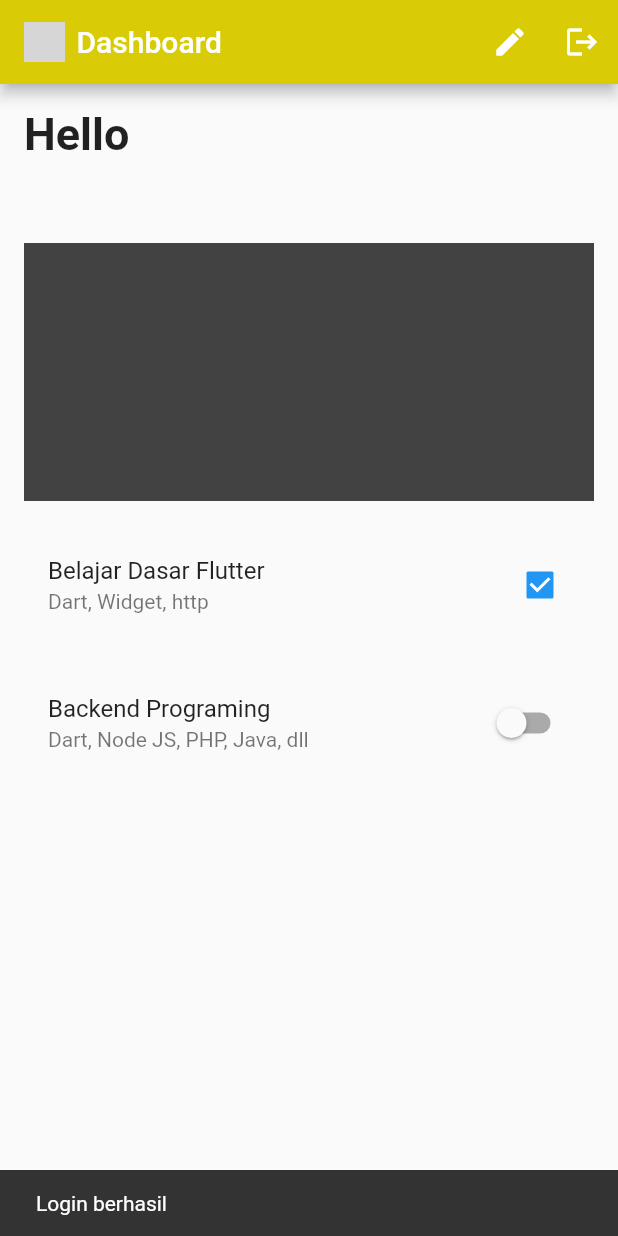
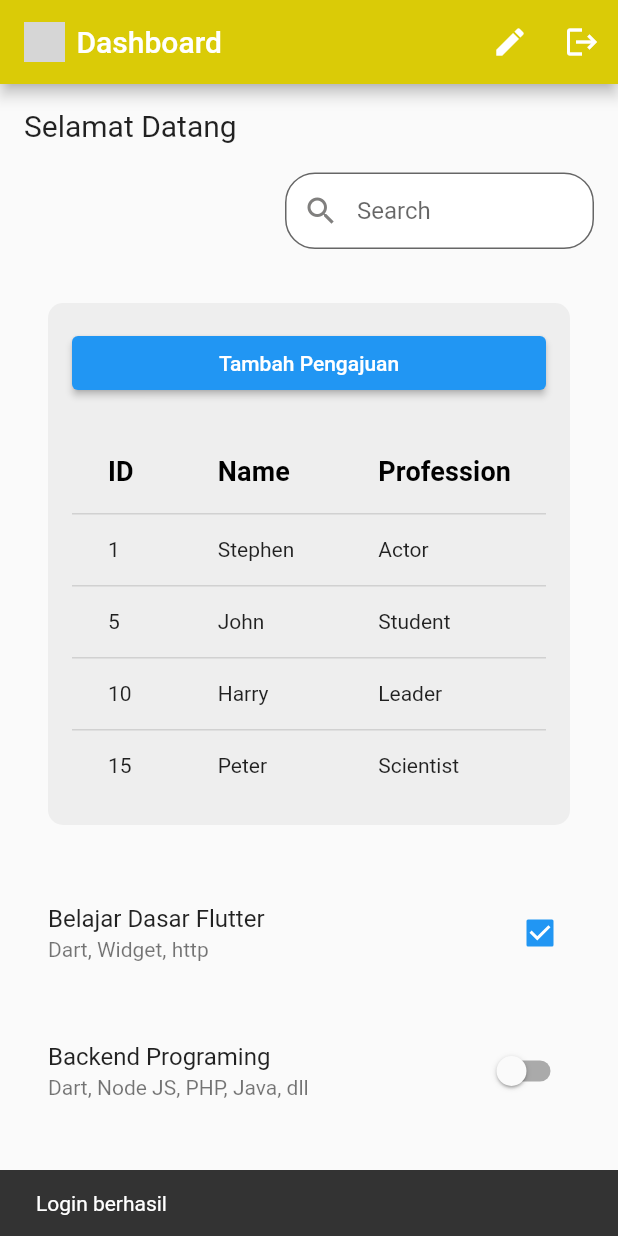
Before and after one commit to E31201536FIRDAULFA/Mobile_Buku_Tamu, a Flutter app: the screen it shows after launch, after a tap on "Login", on a phone screen of 412 x 824 dp. Run offline on Flutter 3.47's test engine with Material 2 defaults, Android fonts, the phone set to English and light mode, and no system bars; Roboto replaces fonts that are missing (OpenSans); grey boxes are pictures that could not be loaded.

Commit message:
Front end Dashboard

```diff
--- a/lib/register/login_page.dart
+++ b/lib/register/login_page.dart
@@ -37,7 +37,7 @@ class _LoginPageState extends State<LoginPage> {
         children: [
           SizedBox(height: 20), // Jarak atas
           Image.asset(
-            'logomdr.jpeg',
+            'img/logomdr.jpeg',
             // Ganti dengan path gambar Anda
             height: 250, // Sesuaikan dengan tinggi gambar
             width: 250, // Sesuaikan dengan lebar gambar
@@ -193,6 +193,59 @@ class _LoginPageState extends State<LoginPage> {
               ],
             ),
           ),
+
+          Padding(
+            padding: const EdgeInsets.all(8.0),
+            child: Row(
+              mainAxisAlignment: MainAxisAlignment.center,
+              children: [
+                Text("Belum mempunyai akun? "),
+                TextButton(
+                  onPressed: () {
+                    Route route = MaterialPageRoute(
+                      builder: (context) => RegisterPage(),
+                    );
+                    Navigator.push(context, route);
+                  },
+                  child: Text(
+                    "Register",
+                    style: TextStyle(
+                      fontWeight: FontWeight.bold,
+                      color: Color.fromARGB(255, 218, 203, 7),
+                    ),
+                  ),
+                ),
+                SizedBox(width: 20), // Menambahkan jarak antara teks
+                Text("Sudah punya akun? "),
+                TextButton(
+                  onPressed: () {
+                    // Navigasi ke halaman ProfilePage
+                    Navigator.push(
+                      context,
+                      MaterialPageRoute(
+                        builder: (context) => ProfilePage(
+                          namaLengkap: namaLengkap,
+                          email: email,
+                          alamatLengkap: alamatLengkap,
+                          username: username,
+                          tanggalLahir: tanggalLahir,
+                          gender: gender,
+                          password: password,
+                        ),
+                      ),
+                    );
+                  },
+                  child: Text(
+                    "Profile",
+                    style: TextStyle(
+                      fontWeight: FontWeight.bold,
+                      color: Color.fromARGB(255, 218, 203, 7),
+                    ),
+                  ),
+                ),
+              ],
+            ),
+          ),
         ],
       ),
     );
--- a/lib/register/profile.dart
+++ b/lib/register/profile.dart
@@ -29,6 +29,7 @@ class _ProfilePageState extends State<ProfilePage> {
   bool receiveNotifications = true;
   bool isDarkMode = false;
   bool isChecked = true;
+  TextEditingController searchController = TextEditingController();
 
   @override
   Widget build(BuildContext context) {
@@ -38,9 +39,11 @@ class _ProfilePageState extends State<ProfilePage> {
           children: [
             Padding(
               padding: const EdgeInsets.only(right: 8.0),
-              child: Image.asset('logoatas.png',
+              child: Image.asset(
+                'img/logoatas.png',
                 width: 27,
-                  height: 27), // Ganti 'your_image.png' dengan path gambar Anda
+                height: 27,
+              ),
             ),
             Text('Dashboard'),
           ],
@@ -103,66 +106,130 @@ class _ProfilePageState extends State<ProfilePage> {
           crossAxisAlignment: CrossAxisAlignment.start,
           children: [
             Text(
-              'Hello', // Teks di luar kotak
-              style: TextStyle(fontSize: 30.0, fontWeight: FontWeight.bold),
+              'Selamat Datang', // Teks di luar kotak
+              style: TextStyle(
+                fontSize: 20.0,
+                fontWeight: FontWeight.normal,
+                fontFamily: 'OpenSans',
               ),
-            Text(
-              '${widget.namaLengkap}', // Teks di luar kotak
-              style: TextStyle(fontSize: 30.0, fontWeight: FontWeight.bold),
+            ),
+            SizedBox(height: 20),
+            Row(
+              mainAxisAlignment: MainAxisAlignment.end,
+              children: [
+                Container(
+                  width: MediaQuery.of(context).size.width *
+                      0.5, // Atur lebar menjadi 50% dari lebar layar
+                  child: TextField(
+                    controller: searchController,
+                    decoration: InputDecoration(
+                      filled: true,
+                      fillColor: Color.fromARGB(255, 255, 255, 255),
+                      labelStyle: TextStyle(color: Colors.black),
+                      hintText: 'Search',
+                      prefixIcon: Icon(
+                        Icons.search,
+                        color: Color.fromARGB(255, 128, 127, 126),
+                      ),
+                      border: OutlineInputBorder(
+                        borderRadius: BorderRadius.circular(20.0),
+                        borderSide: BorderSide(
+                          color: Color.fromARGB(255, 218, 203,
+                              7), // Mengatur warna bingkai aktif menjadi gold
+                        ),
+                      ),
+                      focusedBorder: OutlineInputBorder(
+                        borderRadius: BorderRadius.circular(20.0),
+                        borderSide: BorderSide(
+                          color: Color.fromARGB(255, 218, 203,
+                              7), // Mengatur warna bingkai aktif menjadi gold
+                        ),
+                      ),
+                      contentPadding: EdgeInsets.symmetric(
+                          vertical: 16.0, horizontal: 20.0),
+                    ),
+                    onSubmitted: (value) {},
+                    style: TextStyle(fontSize: 16.0), // Atur ukuran font teks
+                  ),
+                ),
+              ],
             ),
             SizedBox(height: 20),
             Container(
-              width: MediaQuery.of(context)
-                  .size
-                  .width, // Lebar kontainer = lebar layar
+              width: MediaQuery.of(context).size.width * 0.9,
+              margin: EdgeInsets.all(16.0),
+              padding: EdgeInsets.all(16.0),
               decoration: BoxDecoration(
-                color: const Color.fromARGB(
-                    255, 66, 66, 66), // Warna latar belakang kotak
-                borderRadius:
-                    BorderRadius.circular(0), // Mengatur border radius kotak
+                color: Colors.grey[200], // Warna latar belakang container
+                borderRadius: BorderRadius.circular(10.0),
               ),
-              padding: EdgeInsets.all(16.0),
               child: Column(
-                crossAxisAlignment: CrossAxisAlignment.start,
+                crossAxisAlignment: CrossAxisAlignment.stretch,
                 children: [
-                  Text(
-                    '${widget.username}',
+                  ElevatedButton(
+                    onPressed: () {
+                      // Implementasi fungsi untuk menambahkan pengajuan
+                    },
+                    child: Text('Tambah Pengajuan'),
+                    style: ButtonStyle(
+                      fixedSize: MaterialStateProperty.all(
+                        Size(MediaQuery.of(context).size.width * 0.2,
+                            30), // Sesuaikan dengan lebar yang diinginkan dan tinggi tombol
+                      ),
+                    ),
+                  ),
+                  SizedBox(height: 20),
+                  Center(
+                    child: SizedBox(
+                      width: MediaQuery.of(context).size.width * 0.9,
+                      child: DataTable(
+                        columns: [
+                          DataColumn(
+                            label: Text(
+                              'ID',
                               style: TextStyle(
-                        fontSize: 17.0,
-                        fontWeight: FontWeight.bold,
-                        color: Colors.white),
+                                  fontSize: 18, fontWeight: FontWeight.bold),
                             ),
-                  SizedBox(height: 10),
-                  Text(
-                    '${widget.email}',
+                          ),
+                          DataColumn(
+                            label: Text(
+                              'Name',
                               style: TextStyle(
-                        fontSize: 17.0,
-                        fontWeight: FontWeight.bold,
-                        color: Colors.white),
+                                  fontSize: 18, fontWeight: FontWeight.bold),
                             ),
-                  SizedBox(height: 10),
-                  Text(
-                    '${widget.gender}',
+                          ),
+                          DataColumn(
+                            label: Text(
+                              'Profession',
                               style: TextStyle(
-                        fontSize: 17.0,
-                        fontWeight: FontWeight.bold,
-                        color: Colors.white),
+                                  fontSize: 18, fontWeight: FontWeight.bold),
                             ),
-                  SizedBox(height: 10),
-                  Text(
-                    '${widget.tanggalLahir}',
-                    style: TextStyle(
-                        fontSize: 17.0,
-                        fontWeight: FontWeight.bold,
-                        color: Colors.white),
                           ),
-                  SizedBox(height: 10),
-                  Text(
-                    '${widget.alamatLengkap}',
-                    style: TextStyle(
-                        fontSize: 17.0,
-                        fontWeight: FontWeight.bold,
-                        color: Colors.white),
+                        ],
+                        rows: [
+                          DataRow(cells: [
+                            DataCell(Text('1')),
+                            DataCell(Text('Stephen')),
+                            DataCell(Text('Actor')),
+                          ]),
+                          DataRow(cells: [
+                            DataCell(Text('5')),
+                            DataCell(Text('John')),
+                            DataCell(Text('Student')),
+                          ]),
+                          DataRow(cells: [
+                            DataCell(Text('10')),
+                            DataCell(Text('Harry')),
+                            DataCell(Text('Leader')),
+                          ]),
+                          DataRow(cells: [
+                            DataCell(Text('15')),
+                            DataCell(Text('Peter')),
+                            DataCell(Text('Scientist')),
+                          ]),
+                        ],
+                      ),
+                    ),
                   ),
                 ],
               ),
```
Lines whose indentation alone changed are shown as unchanged.
